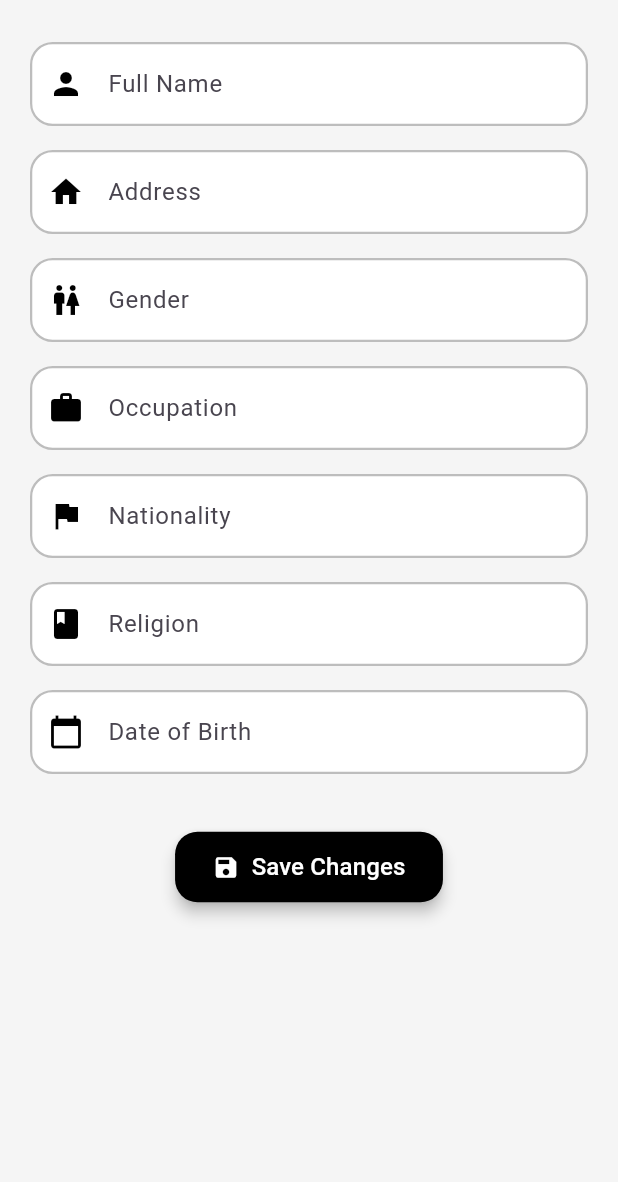
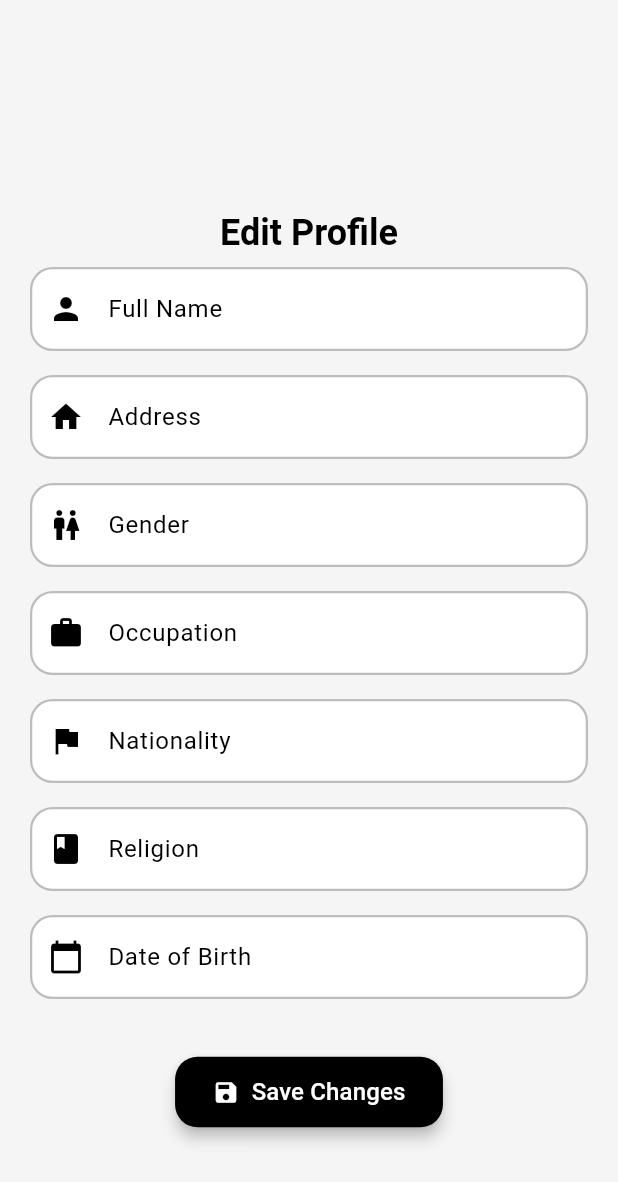
Before and after one commit to mallik-amaan/Safe-Pak, a Flutter app: the EditProfileScreen screen opened directly with empty values, on a phone screen of 412 x 824 dp. Shown: the top 1182 px of the screen. Run offline on Flutter 3.47's test engine with Material 3 defaults, Android fonts, the phone set to English and light mode, and no system bars; our stand-ins replace cloud_firestore, date_time_picker, firebase_auth, firebase_core, fluttertoast, geolocator; accounts and stored records are empty.

Commit message:
OEL submission

```diff
--- a/lib/Authentication/register_screen.dart
+++ b/lib/Authentication/register_screen.dart
@@ -106,7 +106,7 @@ class _RegisterScreenState extends State<RegisterScreen> {
                   Icon(Icons.person_add, size: 80, color: Colors.white),
                   SizedBox(height: 10),
                   Text(
-                    "Join Criminal Catcher",
+                    "Join Safe Pak",
                     style: TextStyle(
                       fontSize: 22,
                       fontWeight: FontWeight.bold,
--- a/lib/FIR Registration/crime_reporting_screen.dart
+++ b/lib/FIR Registration/crime_reporting_screen.dart
@@ -309,7 +309,7 @@ class _CrimeReportingScreenState extends State<CrimeReportingScreen> {
     return Scaffold(
       appBar: AppBar(
           title: const Text("FIR Reporting"),
-          backgroundColor: Colors.deepPurple),
+          backgroundColor: Theme.of(context).highlightColor),
       body: Form(
         key: _formKey,
         child: Stepper(
--- a/lib/Profile/edit_profile_screen.dart
+++ b/lib/Profile/edit_profile_screen.dart
@@ -78,9 +78,13 @@ class _EditProfileScreenState extends State<EditProfileScreen> {
     return Scaffold(
       backgroundColor: Colors.grey[100],
       body: SingleChildScrollView(
-        padding: EdgeInsets.all(20),
+        padding: EdgeInsets.only(left: 20, right: 20, top: 140),
         child: Column(
           children: [
+            Text(
+              "Edit Profile",
+              style: Theme.of(context).textTheme.headlineLarge,
+            ),
             _buildTextField("Full Name", _nameController, Icons.person),
             _buildTextField("Address", _addressController, Icons.home),
             _buildTextField("Gender", _genderController, Icons.wc),
@@ -110,7 +114,8 @@ class _EditProfileScreenState extends State<EditProfileScreen> {
           fillColor: Colors.white,
           border: OutlineInputBorder(
             borderRadius: BorderRadius.circular(15),
-            borderSide: BorderSide(color: Theme.of(context).primaryColor, width: 1.5),
+            borderSide:
+                BorderSide(color: Theme.of(context).primaryColor, width: 1.5),
           ),
           enabledBorder: OutlineInputBorder(
             borderRadius: BorderRadius.circular(15),
@@ -118,7 +123,8 @@ class _EditProfileScreenState extends State<EditProfileScreen> {
           ),
           focusedBorder: OutlineInputBorder(
             borderRadius: BorderRadius.circular(15),
-            borderSide: BorderSide(color: Theme.of(context).primaryColor, width: 2),
+            borderSide:
+                BorderSide(color: Theme.of(context).primaryColor, width: 2),
           ),
         ),
       ),
--- a/lib/main.dart
+++ b/lib/main.dart
@@ -22,9 +22,22 @@ void main() async {
 ThemeData appTheme = ThemeData(
   primaryColor: Colors.black,
   highlightColor: Colors.white,
-  shadowColor: Colors.green
+  shadowColor: Colors.green,
+  primarySwatch: Colors.grey,
+  colorScheme: ColorScheme.fromSwatch(
+    primarySwatch: Colors.grey,
+    accentColor: Colors.indigo,
+  ),
+  scaffoldBackgroundColor: Colors.grey[100],
+  textTheme: const TextTheme(
+    bodyLarge: TextStyle(fontSize: 16, color: Colors.black87),
+    bodyMedium: TextStyle(fontSize: 14, color: Colors.black87),
+    bodySmall: TextStyle(fontSize: 12, color: Colors.black87),
+    headlineLarge: TextStyle(fontSize: 24, fontWeight: FontWeight.bold, color: Colors.black),
+    headlineMedium: TextStyle(fontSize: 20, fontWeight: FontWeight.bold, color: Colors.black),
+    headlineSmall: TextStyle(fontSize: 18, fontWeight: FontWeight.bold, color: Colors.black),
+  ),
 );
-
 class MyApp extends StatelessWidget {
   const MyApp({super.key});
 
```
Also changed, not shown: lib/FIR Registration/fir_registration.dart (added, +74 -0 lines), lib/FIR Registration/widgets/fir_text_field.dart (added, +33 -0 lines), lib/Home/home_page.dart (+12 -1 lines), lib/Home/widgets/home_card.dart (+16 -2 lines), lib/Home/widgets/user_info_card.dart (added, +30 -0 lines), assets/icon/boy.png (added), 4 other files.
